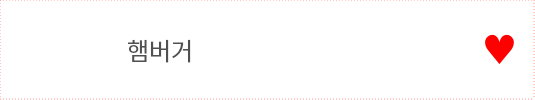
Old version of the form UI/Like_Item.ui in the repository gimmjuu/AIHomeMadeChef.
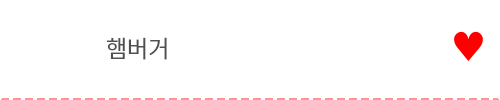
New version of the form. Icons and pictures are not drawn.

What changed in the file:
```diff
--- a/UI/Like_Item.ui
+++ b/UI/Like_Item.ui
@@ -6,19 +6,19 @@
    <rect>
     <x>0</x>
     <y>0</y>
-    <width>535</width>
+    <width>500</width>
     <height>100</height>
    </rect>
   </property>
   <property name="minimumSize">
    <size>
-    <width>535</width>
+    <width>500</width>
     <height>100</height>
    </size>
   </property>
   <property name="maximumSize">
    <size>
-    <width>535</width>
+    <width>500</width>
     <height>100</height>
    </size>
   </property>
@@ -30,36 +30,39 @@
     <rect>
      <x>0</x>
      <y>0</y>
-     <width>535</width>
+     <width>500</width>
      <height>100</height>
     </rect>
    </property>
    <property name="minimumSize">
     <size>
-     <width>535</width>
+     <width>500</width>
      <height>100</height>
     </size>
    </property>
    <property name="maximumSize">
     <size>
-     <width>535</width>
+     <width>500</width>
      <height>100</height>
     </size>
    </property>
    <property name="styleSheet">
     <string notr="true">background-color: rgb(255, 255, 255);
-border-color: rgb(255, 148, 148);
-border-width:1px;
+border-left-color: rgb(255, 255, 255);
+border-right-color: rgb(255, 255, 255);
+border-top-color: rgb(255, 255, 255);
+border-bottom-color: rgb(255, 148, 148);
+border-width:2px;
 border-style:dashed;
 </string>
    </property>
    <widget class="QLabel" name="label">
     <property name="geometry">
      <rect>
-      <x>9</x>
-      <y>9</y>
-      <width>95</width>
-      <height>80</height>
+      <x>10</x>
+      <y>13</y>
+      <width>80</width>
+      <height>65</height>
      </rect>
     </property>
     <property name="styleSheet">
@@ -78,16 +81,16 @@
    <widget class="QLabel" name="label_2">
     <property name="geometry">
      <rect>
-      <x>120</x>
-      <y>24</y>
-      <width>350</width>
+      <x>98</x>
+      <y>21</y>
+      <width>341</width>
       <height>51</height>
      </rect>
     </property>
     <property name="font">
      <font>
       <family>티머니 둥근바람 ExtraBold</family>
-      <pointsize>18</pointsize>
+      <pointsize>17</pointsize>
      </font>
     </property>
     <property name="styleSheet">
@@ -101,8 +104,8 @@
    <widget class="QPushButton" name="jjim_btn">
     <property name="geometry">
      <rect>
-      <x>474</x>
-      <y>23</y>
+      <x>443</x>
+      <y>20</y>
       <width>51</width>
       <height>51</height>
      </rect>
```
